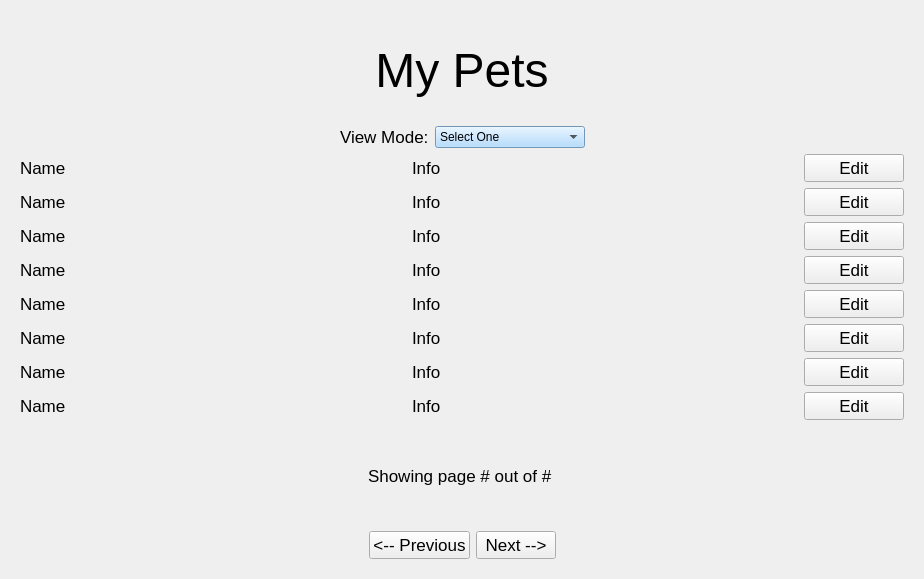
Above: team1_1/GUI/mypets.ui from lee-anh/Adopet before the change. Below: the same form after it.
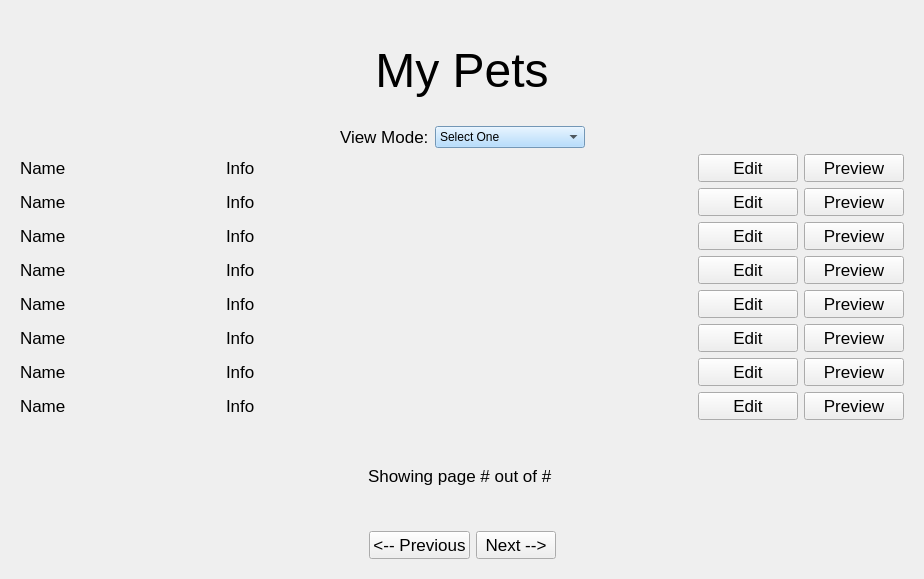
That is the form after the change. The open tabs and pages were chosen to show the change.

Patch:
```diff
--- a/team1_1/GUI/mypets.ui
+++ b/team1_1/GUI/mypets.ui
@@ -34,7 +34,7 @@
       </font>
      </property>
      <property name="currentIndex">
-      <number>3</number>
+      <number>0</number>
      </property>
      <widget class="QWidget" name="gallery">
       <layout class="QGridLayout" name="gridLayout_5">
@@ -172,6 +172,13 @@
              </property>
             </widget>
            </item>
+           <item>
+            <widget class="QPushButton" name="prev1">
+             <property name="text">
+              <string>Preview</string>
+             </property>
+            </widget>
+           </item>
           </layout>
          </item>
          <item>
@@ -235,6 +242,13 @@
              </property>
             </widget>
            </item>
+           <item>
+            <widget class="QPushButton" name="prev2">
+             <property name="text">
+              <string>Preview</string>
+             </property>
+            </widget>
+           </item>
           </layout>
          </item>
          <item>
@@ -298,6 +312,13 @@
              </property>
             </widget>
            </item>
+           <item>
+            <widget class="QPushButton" name="prev3">
+             <property name="text">
+              <string>Preview</string>
+             </property>
+            </widget>
+           </item>
           </layout>
          </item>
          <item>
@@ -361,6 +382,13 @@
              </property>
             </widget>
            </item>
+           <item>
+            <widget class="QPushButton" name="prev4">
+             <property name="text">
+              <string>Preview</string>
+             </property>
+            </widget>
+           </item>
           </layout>
          </item>
          <item>
@@ -1381,7 +1409,7 @@
          </column>
          <column>
           <property name="text">
-           <string>Media</string>
+           <string>Bio</string>
           </property>
          </column>
          <column>
@@ -1436,7 +1464,7 @@
          </item>
          <item row="0" column="9">
           <property name="text">
-           <string>rufusBestFriends.jpeg</string>
+           <string>Rufus loves to play catch and run.</string>
           </property>
          </item>
          <item row="0" column="10">
@@ -1491,7 +1519,7 @@
          </item>
          <item row="1" column="9">
           <property name="text">
-           <string>maisyBestFriends.jpeg</string>
+           <string>Maisy is shy, but loving. She's fully vaccinated and healthy</string>
           </property>
          </item>
         </widget>
@@ -1531,12 +1559,12 @@
              <item>
               <widget class="QLabel" name="label_14">
                <property name="text">
-                <string>Filename: </string>
+                <string>Filename (csv or txt files only!) </string>
                </property>
               </widget>
              </item>
              <item>
-              <widget class="QLineEdit" name="lineEdit">
+              <widget class="QLineEdit" name="fileName">
                <property name="styleSheet">
                 <string notr="true">background-color: rgb(161, 212, 255)</string>
                </property>
@@ -1575,7 +1603,7 @@
             </spacer>
            </item>
            <item>
-            <widget class="QPushButton" name="pushButton_2">
+            <widget class="QPushButton" name="bulkUpload_2">
              <property name="text">
               <string>Upload</string>
              </property>
@@ -1614,8 +1642,8 @@
       </layout>
      </widget>
      <widget class="QWidget" name="myPetsList">
-      <layout class="QVBoxLayout" name="verticalLayout_21">
-       <item>
+      <layout class="QGridLayout" name="gridLayout_6">
+       <item row="0" column="0">
         <widget class="QLabel" name="label_16">
          <property name="font">
           <font>
@@ -1630,7 +1658,7 @@
          </property>
         </widget>
        </item>
-       <item>
+       <item row="1" column="0">
         <layout class="QHBoxLayout" name="horizontalLayout_12">
          <item>
           <spacer name="horizontalSpacer_15">
@@ -1695,12 +1723,18 @@
          </item>
         </layout>
        </item>
-       <item>
+       <item row="2" column="0">
         <layout class="QVBoxLayout" name="verticalLayout_17">
          <item>
           <layout class="QHBoxLayout" name="horizontalLayout_36">
            <item>
             <widget class="QLabel" name="name1a">
+             <property name="maximumSize">
+              <size>
+               <width>200</width>
+               <height>16777215</height>
+              </size>
+             </property>
              <property name="text">
               <string>Name</string>
              </property>
@@ -1726,12 +1760,31 @@
              </property>
             </widget>
            </item>
+           <item>
+            <widget class="QPushButton" name="prev1a">
+             <property name="maximumSize">
+              <size>
+               <width>100</width>
+               <height>16777215</height>
+              </size>
+             </property>
+             <property name="text">
+              <string>Preview</string>
+             </property>
+            </widget>
+           </item>
           </layout>
          </item>
          <item>
           <layout class="QHBoxLayout" name="horizontalLayout_37">
            <item>
             <widget class="QLabel" name="name2a">
+             <property name="maximumSize">
+              <size>
+               <width>200</width>
+               <height>16777215</height>
+              </size>
+             </property>
              <property name="text">
               <string>Name</string>
              </property>
@@ -1757,12 +1810,31 @@
              </property>
             </widget>
            </item>
+           <item>
+            <widget class="QPushButton" name="prev2a">
+             <property name="maximumSize">
+              <size>
+               <width>100</width>
+               <height>16777215</height>
+              </size>
+             </property>
+             <property name="text">
+              <string>Preview</string>
+             </property>
+            </widget>
+           </item>
           </layout>
          </item>
          <item>
           <layout class="QHBoxLayout" name="horizontalLayout_39">
            <item>
             <widget class="QLabel" name="name3a">
+             <property name="maximumSize">
+              <size>
+               <width>200</width>
+               <height>16777215</height>
+              </size>
+             </property>
              <property name="text">
               <string>Name</string>
              </property>
@@ -1788,12 +1860,31 @@
              </property>
             </widget>
            </item>
+           <item>
+            <widget class="QPushButton" name="prev3a">
+             <property name="maximumSize">
+              <size>
+               <width>100</width>
+               <height>16777215</height>
+              </size>
+             </property>
+             <property name="text">
+              <string>Preview</string>
+             </property>
+            </widget>
+           </item>
           </layout>
          </item>
          <item>
           <layout class="QHBoxLayout" name="horizontalLayout_40">
            <item>
             <widget class="QLabel" name="name4a">
+             <property name="maximumSize">
+              <size>
+               <width>200</width>
+               <height>16777215</height>
+              </size>
+             </property>
              <property name="text">
               <string>Name</string>
              </property>
@@ -1819,12 +1910,31 @@
              </property>
             </widget>
            </item>
+           <item>
+            <widget class="QPushButton" name="prev4a">
+             <property name="maximumSize">
+              <size>
+               <width>100</width>
+               <height>16777215</height>
+              </size>
+             </property>
+             <property name="text">
+              <string>Preview</string>
+             </property>
+            </widget>
+           </item>
           </layout>
          </item>
          <item>
           <layout class="QHBoxLayout" name="horizontalLayout_41">
            <item>
             <widget class="QLabel" name="name5a">
+             <property name="maximumSize">
+              <size>
+               <width>200</width>
+               <height>16777215</height>
+              </size>
+             </property>
              <property name="text">
               <string>Name</string>
              </property>
@@ -1850,12 +1960,31 @@
              </property>
             </widget>
            </item>
+           <item>
+            <widget class="QPushButton" name="prev5a">
+             <property name="maximumSize">
+              <size>
+               <width>100</width>
+               <height>16777215</height>
+              </size>
+             </property>
+             <property name="text">
+              <string>Preview</string>
+             </property>
+            </widget>
+           </item>
           </layout>
          </item>
          <item>
           <layout class="QHBoxLayout" name="horizontalLayout_43">
            <item>
             <widget class="QLabel" name="name6a">
+             <property name="maximumSize">
+              <size>
+               <width>200</width>
+               <height>16777215</height>
+              </size>
+             </property>
              <property name="text">
               <string>Name</string>
              </property>
@@ -1881,12 +2010,31 @@
              </property>
             </widget>
            </item>
+           <item>
+            <widget class="QPushButton" name="prev6a">
+             <property name="maximumSize">
+              <size>
+               <width>100</width>
+               <height>16777215</height>
+              </size>
+             </property>
+             <property name="text">
+              <string>Preview</string>
+             </property>
+            </widget>
+           </item>
           </layout>
          </item>
          <item>
           <layout class="QHBoxLayout" name="horizontalLayout_44">
            <item>
             <widget class="QLabel" name="name7a">
+             <property name="maximumSize">
+              <size>
+               <width>200</width>
+               <height>16777215</height>
+              </size>
+             </property>
              <property name="text">
               <string>Name</string>
              </property>
@@ -1912,12 +2060,31 @@
              </property>
             </widget>
            </item>
+           <item>
+            <widget class="QPushButton" name="prev7a">
+             <property name="maximumSize">
+              <size>
+               <width>100</width>
+               <height>16777215</height>
+              </size>
+             </property>
+             <property name="text">
+              <string>Preview</string>
+             </property>
+            </widget>
+           </item>
           </layout>
          </item>
          <item>
           <layout class="QHBoxLayout" name="horizontalLayout_42">
            <item>
             <widget class="QLabel" name="name8a">
+             <property name="maximumSize">
+              <size>
+               <width>200</width>
+               <height>16777215</height>
+              </size>
+             </property>
              <property name="text">
               <string>Name</string>
              </property>
@@ -1943,11 +2110,24 @@
              </property>
             </widget>
            </item>
+           <item>
+            <widget class="QPushButton" name="prev8a">
+             <property name="maximumSize">
+              <size>
+               <width>100</width>
+               <height>16777215</height>
+              </size>
+             </property>
+             <property name="text">
+              <string>Preview</string>
+             </property>
+            </widget>
+           </item>
           </layout>
          </item>
         </layout>
        </item>
-       <item>
+       <item row="3" column="0">
         <widget class="QLabel" name="pageLinea">
          <property name="text">
           <string>Showing page # out of # </string>
@@ -1957,7 +2137,7 @@
          </property>
         </widget>
        </item>
-       <item>
+       <item row="4" column="0">
         <layout class="QHBoxLayout" name="horizontalLayout_45">
          <item>
           <spacer name="horizontalSpacer_38">
```
